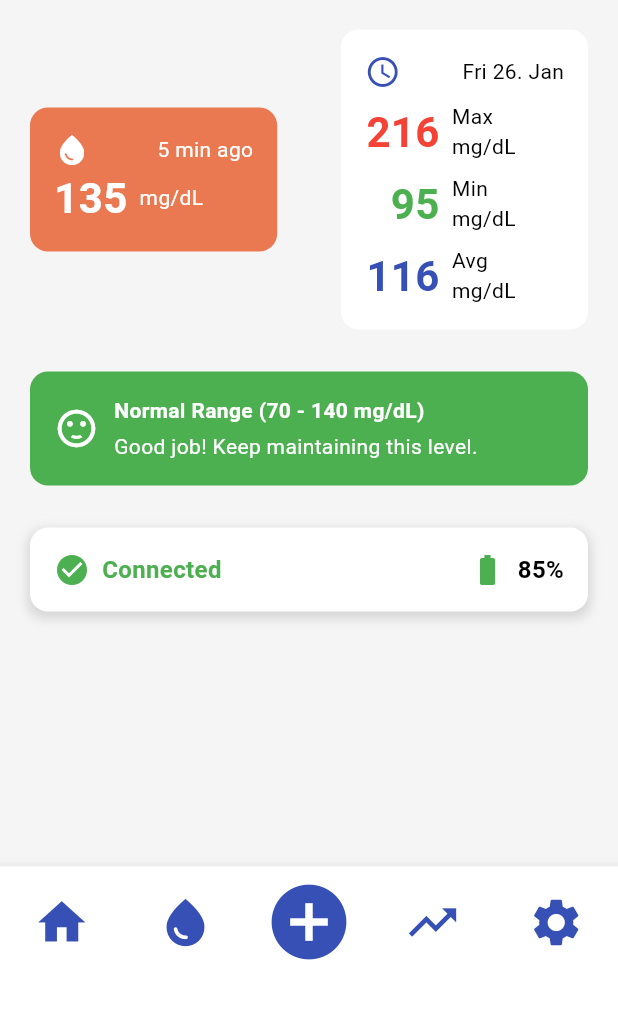
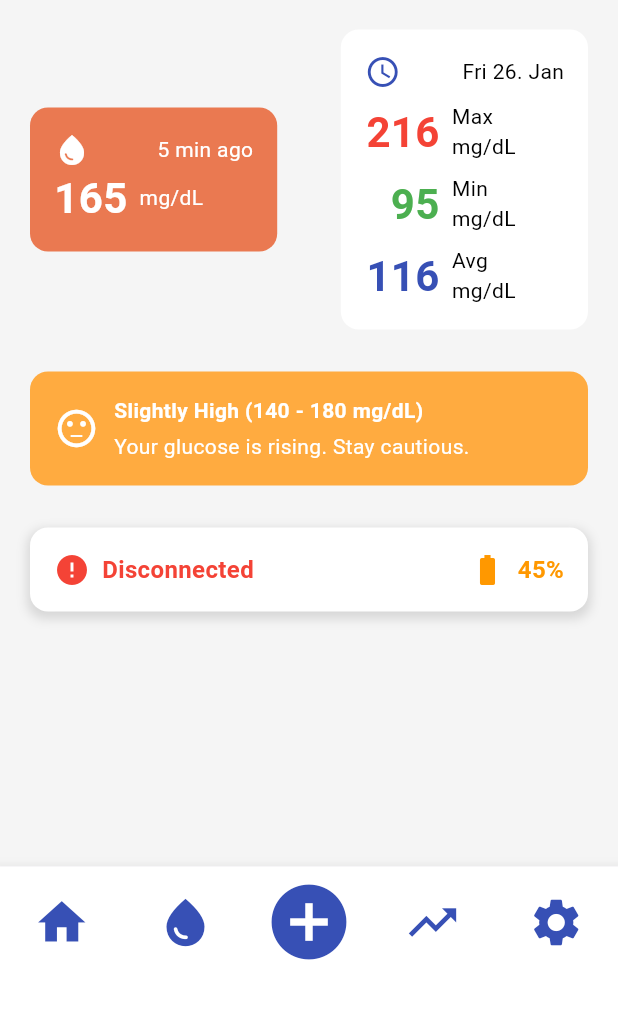
Before and after one commit to jingjingyang0803/GluMon, a Flutter app: the screen it shows after launch, on a phone screen of 412 x 824 dp, the part 227-1236 px from its top. Run offline on Flutter 3.47's test engine with Material 3 defaults, Android fonts, the phone set to English and light mode, and no system bars; our stand-ins replace fl_chart, google_fonts.

Commit message:
Indicate battery level by color

```diff
--- a/lib/components/sensor_status_card.dart
+++ b/lib/components/sensor_status_card.dart
@@ -55,7 +55,9 @@ class SensorStatusCard extends StatelessWidget {
             children: [
               Icon(
                 Icons.battery_full,
-                color: batteryLevel > 20 ? Colors.green : Colors.red,
+                color: batteryLevel > 50
+                    ? Colors.green
+                    : (batteryLevel > 20 ? Colors.orange : Colors.red),
                 size: 24,
               ),
               SizedBox(width: 8),
@@ -64,7 +66,9 @@ class SensorStatusCard extends StatelessWidget {
                 style: TextStyle(
                   fontSize: 16,
                   fontWeight: FontWeight.bold,
-                  color: batteryLevel > 20 ? Colors.black : Colors.red,
+                  color: batteryLevel > 50
+                      ? Colors.green
+                      : (batteryLevel > 20 ? Colors.orange : Colors.red),
                 ),
               ),
             ],
--- a/lib/screens/home_page.dart
+++ b/lib/screens/home_page.dart
@@ -21,9 +21,9 @@ class _HomePageState extends State<HomePage> {
 
   // Fake!!!
   String userName = "Jingjing";
-  bool isConnected = true;
-  int batteryLevel = 85;
-  String currentGlucose = "135";
+  bool isConnected = false;
+  int batteryLevel = 45;
+  String currentGlucose = "165";
   String glucoseUnit = "mg/dL";
   String glucoseTime = "5 min ago";
   String maxGlucose = "180";
```
